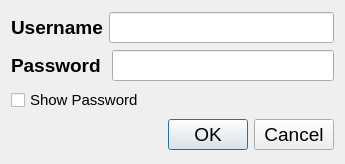
Qt form Client/registration.ui (LesterEvSe/Messenger-Client) before a commit.
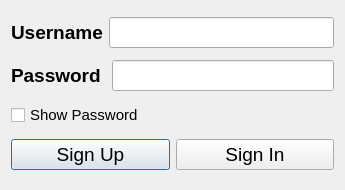
The same form after that commit.

Commit message: Add registration.ui, .cpp, .hpp, make gui

What changed in the file:
```diff
--- a/Client/registration.ui
+++ b/Client/registration.ui
@@ -7,7 +7,7 @@
     <x>0</x>
     <y>0</y>
     <width>345</width>
-    <height>164</height>
+    <height>190</height>
    </rect>
   </property>
   <property name="font">
@@ -74,11 +74,22 @@
     </widget>
    </item>
    <item>
-    <widget class="QDialogButtonBox" name="buttonBox">
-     <property name="standardButtons">
-      <set>QDialogButtonBox::Cancel|QDialogButtonBox::Ok</set>
-     </property>
-    </widget>
+    <layout class="QHBoxLayout" name="horizontalLayout_3">
+     <item>
+      <widget class="QPushButton" name="signUpButton">
+       <property name="text">
+        <string>Sign Up</string>
+       </property>
+      </widget>
+     </item>
+     <item>
+      <widget class="QPushButton" name="signInButton">
+       <property name="text">
+        <string>Sign In</string>
+       </property>
+      </widget>
+     </item>
+    </layout>
    </item>
   </layout>
  </widget>
```
The commit also changes 31 other files.
